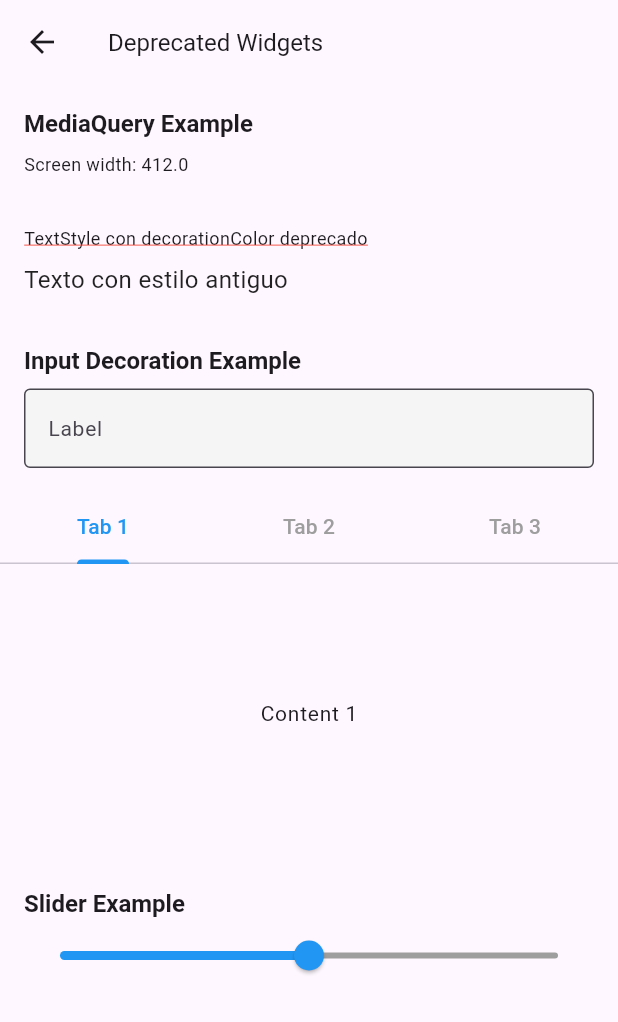
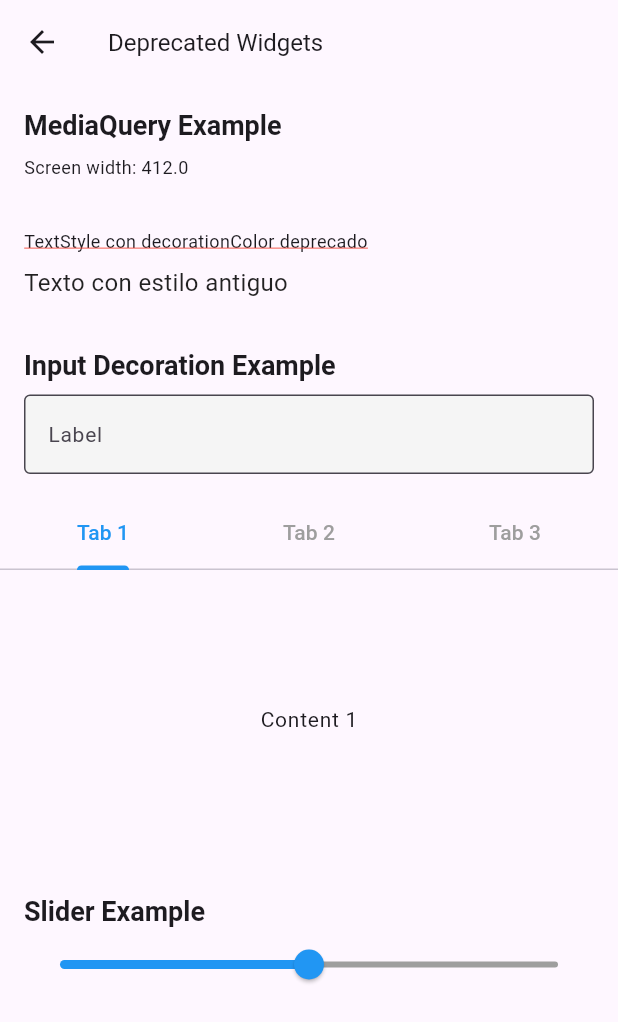
Before and after one commit to juan-campuzano/code-migration, a Flutter app: the DeprecatedWidgetsExample screen opened directly, on a phone screen of 412 x 824 dp. Shown: the top 1022 px of the screen. Run offline on Flutter 3.47's test engine with Material 3 defaults, Android fonts, the phone set to English and light mode, and no system bars.

Commit message:
refactor: migrate TextTheme properties in deprecated_widgets.dart
- Replace headline5 with headlineMedium
- Replace headline6 with headlineSmall
- Replace bodyText1 with bodyLarge
- Replace bodyText2 with bodyMedium

```diff
--- a/app/lib/deprecated_widgets.dart
+++ b/app/lib/deprecated_widgets.dart
@@ -55,7 +55,7 @@ class _DeprecatedWidgetsExampleState extends State<DeprecatedWidgetsExample> {
         children: [
           Text(
             'MediaQuery Example',
-            style: Theme.of(context).textTheme.headline5,
+            style: Theme.of(context).textTheme.headlineMedium,
           ),
           const SizedBox(height: 8),
           // Acceso directo sin nullable safety completo
@@ -64,7 +64,7 @@ class _DeprecatedWidgetsExampleState extends State<DeprecatedWidgetsExample> {
               final size = MediaQuery.of(context).size;
               return Text(
                 'Screen width: ${size.width}',
-                style: Theme.of(context).textTheme.bodyText2,
+                style: Theme.of(context).textTheme.bodyMedium,
               );
             },
           ),
@@ -109,7 +109,7 @@ class _DeprecatedWidgetsExampleState extends State<DeprecatedWidgetsExample> {
         children: [
           Text(
             'Input Decoration Example',
-            style: Theme.of(context).textTheme.headline5,
+            style: Theme.of(context).textTheme.headlineMedium,
           ),
           const SizedBox(height: 8),
           TextField(
@@ -151,19 +151,19 @@ class _DeprecatedWidgetsExampleState extends State<DeprecatedWidgetsExample> {
                 Center(
                   child: Text(
                     'Content 1',
-                    style: Theme.of(context).textTheme.bodyText1,
+                    style: Theme.of(context).textTheme.bodyLarge,
                   ),
                 ),
                 Center(
                   child: Text(
                     'Content 2',
-                    style: Theme.of(context).textTheme.bodyText1,
+                    style: Theme.of(context).textTheme.bodyLarge,
                   ),
                 ),
                 Center(
                   child: Text(
                     'Content 3',
-                    style: Theme.of(context).textTheme.bodyText1,
+                    style: Theme.of(context).textTheme.bodyLarge,
                   ),
                 ),
               ],
@@ -182,7 +182,7 @@ class _DeprecatedWidgetsExampleState extends State<DeprecatedWidgetsExample> {
         children: [
           Text(
             'Slider Example',
-            style: Theme.of(context).textTheme.headline5,
+            style: Theme.of(context).textTheme.headlineMedium,
           ),
           Slider(
             value: 0.5,
@@ -254,7 +254,7 @@ class DeprecatedGesturesWidget extends StatelessWidget {
         ),
         child: Text(
           'Tap me',
-          style: Theme.of(context).textTheme.headline6,
+          style: Theme.of(context).textTheme.headlineSmall,
         ),
       ),
     );
@@ -312,7 +312,7 @@ class _DeprecatedAnimationExampleState extends State<DeprecatedAnimationExample>
             child: Center(
               child: Text(
                 'Animated',
-                style: Theme.of(context).textTheme.bodyText1,
+                style: Theme.of(context).textTheme.bodyLarge,
               ),
             ),
           ),
```
